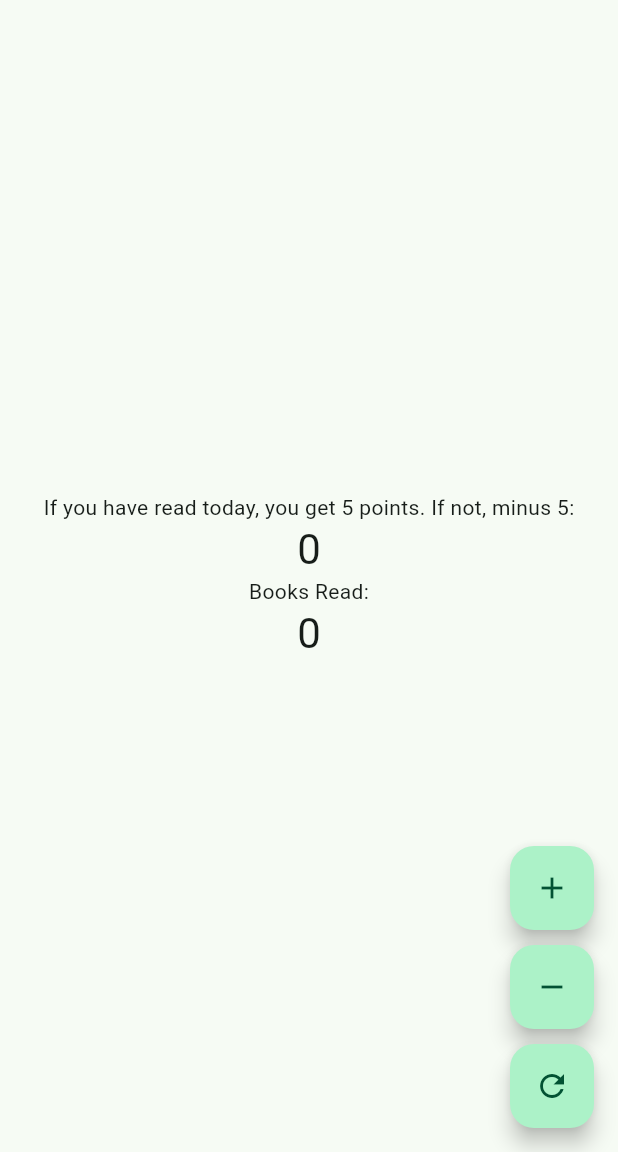
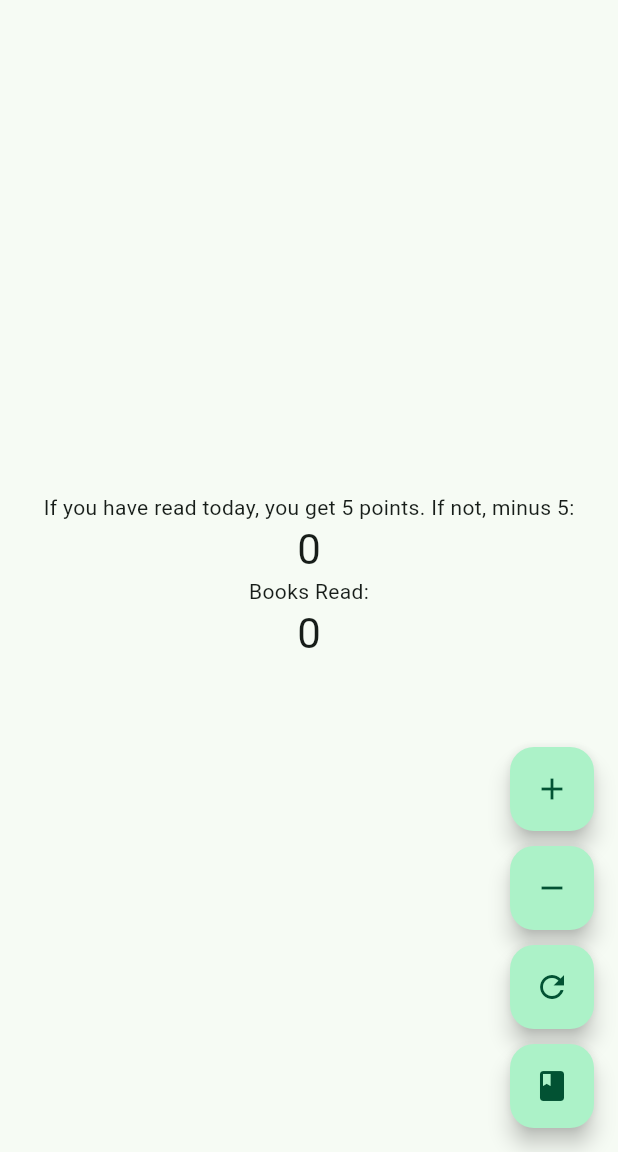
Before and after one commit to sp-mujuni/revision_counter, a Flutter app: the screen it shows after launch, on a phone screen of 412 x 824 dp, the part 84-1236 px from its top. Run offline on Flutter 3.47's test engine with Material 3 defaults, Android fonts, the phone set to English and light mode, and no system bars.

Commit message:
Add BooksPage to main.dart

```diff
--- a/lib/main.dart
+++ b/lib/main.dart
@@ -1,4 +1,5 @@
 import 'package:flutter/material.dart';
+import 'package:revision_counter/pages/books.dart';
 
 void main() {
   runApp(const MyApp());
@@ -156,6 +157,17 @@ class _MyHomePageState extends State<MyHomePage> {
         tooltip: 'Reset',
         child: const Icon(Icons.refresh),
           ),
+          const SizedBox(height: 10),
+          FloatingActionButton(
+          onPressed: () {
+            Navigator.push(
+            context,
+            MaterialPageRoute(builder: (context) => const BooksPage()),
+            );
+          },
+          tooltip: 'Books Page',
+          child: const Icon(Icons.book),
+          ),
         ],
       ), // This trailing comma makes auto-formatting nicer for build methods.
     );
```
